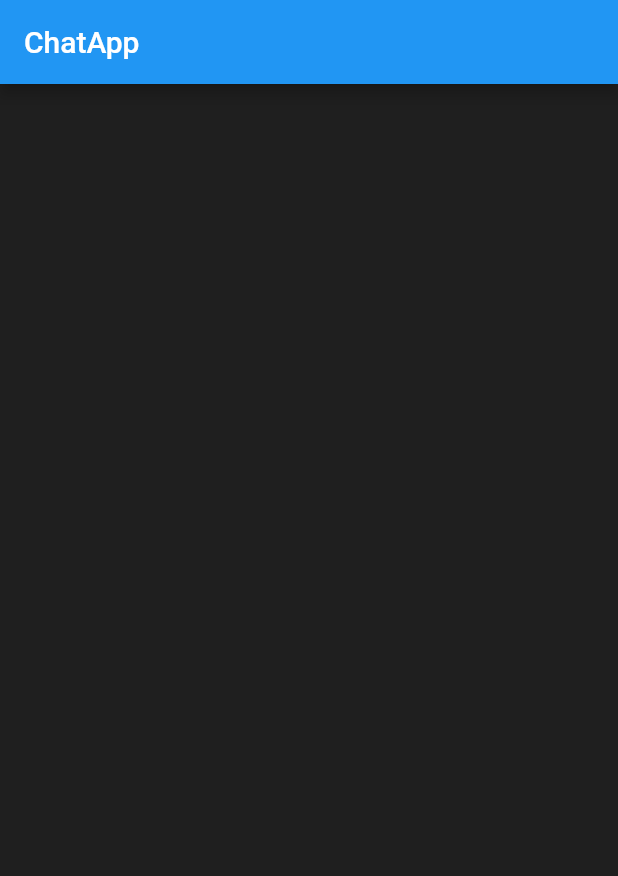
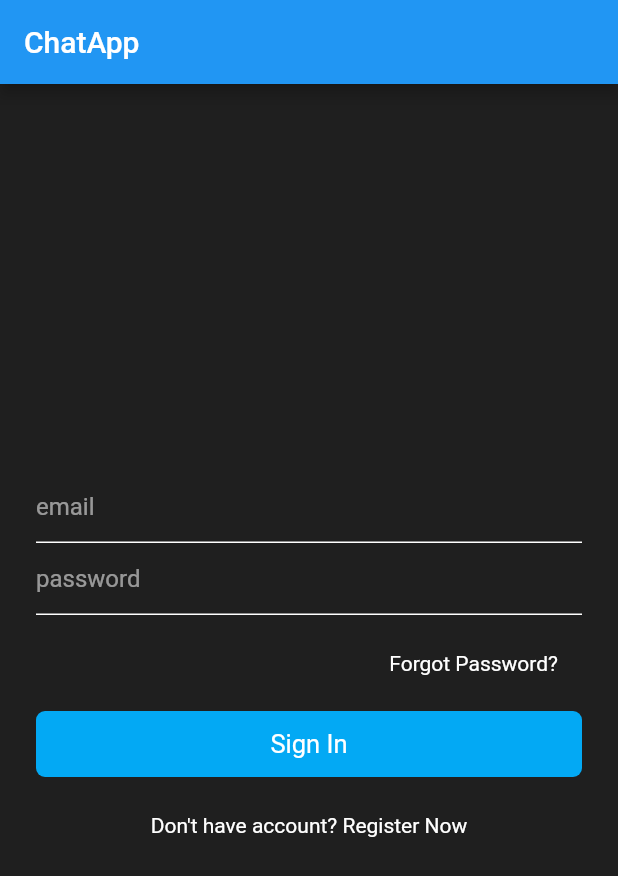
Before and after one commit to anthonycedeno/flutter-chat-app, a Flutter app: the screen it shows after launch, on a phone screen of 412 x 824 dp. Shown: the top 876 px of the screen. Run offline on Flutter 3.47's test engine with Material 2 defaults, Android fonts, the phone set to English and light mode, and no system bars.

```diff
--- a/lib/views/sign_in.dart
+++ b/lib/views/sign_in.dart
@@ -1,4 +1,7 @@
 import 'package:flutter/material.dart';
+
+import '../widgets/textfieldwidget.dart';
+import '../widgets/custombuttonwidget.dart';
 
 class SignIn extends StatefulWidget {
   @override
@@ -8,10 +11,67 @@ class SignIn extends StatefulWidget {
 class _SignInState extends State<SignIn> {
   @override
   Widget build(BuildContext context) {
+    double width = MediaQuery.of(context).size.width;
+    double height = MediaQuery.of(context).size.height;
+
     return Scaffold(
       appBar: AppBar(
         title: Text('ChatApp'),
       ),
+      body: Container(
+        padding: EdgeInsets.symmetric(
+          horizontal: 24.0,
+        ),
+        child: Column(
+          mainAxisAlignment: MainAxisAlignment.center,
+          crossAxisAlignment: CrossAxisAlignment.stretch,
+          children: [
+            TextFieldWidget(
+              hintText: 'email',
+              textType: TextInputType.emailAddress,
+            ),
+            TextFieldWidget(
+              hintText: 'password',
+              obscureText: true,
+            ),
+            SizedBox(
+              height: 16.0,
+            ),
+            Container(
+              alignment: Alignment.centerRight,
+              padding: EdgeInsets.symmetric(
+                horizontal: 16.0,
+                vertical: 8.0,
+              ),
+              child: Text(
+                'Forgot Password?',
+                style: TextStyle(color: Colors.white),
+              ),
+            ),
+            SizedBox(
+              height: 16.0,
+            ),
+            CustomButton(
+              function: () {},
+              text: 'Sign In',
+            ),
+            SizedBox(
+              height: 16.0,
+            ),
+            Container(
+              alignment: Alignment.center,
+              padding: EdgeInsets.symmetric(
+                horizontal: 16.0,
+                vertical: 8.0,
+              ),
+              child: Text(
+                'Don\'t have account? Register Now',
+                style: TextStyle(color: Colors.white),
+              ),
+            ),
+          ],
+        ),
+      ),
     );
   }
 }
--- /dev/null
+++ b/lib/widgets/custombuttonwidget.dart
@@ -0,0 +1,41 @@
+import 'package:flutter/material.dart';
+
+class CustomButton extends StatelessWidget {
+  final Function function;
+  final String text;
+  final MaterialColor color;
+  final double borderRadius;
+  final double paddingVertical;
+  final double paddingHorizontal;
+
+  CustomButton({
+    @required this.function,
+    @required this.text,
+    this.color = Colors.lightBlue,
+    this.borderRadius = 6.0,
+    this.paddingHorizontal = 0.0,
+    this.paddingVertical = 12.0,
+  });
+
+  @override
+  Widget build(BuildContext context) {
+    return GestureDetector(
+      onTap: function,
+      child: Container(
+        decoration: BoxDecoration(
+          color: color,
+          borderRadius: BorderRadius.circular(borderRadius),
+        ),
+        padding: EdgeInsets.symmetric(
+          horizontal: paddingHorizontal,
+          vertical: paddingVertical,
+        ),
+        alignment: Alignment.center,
+        child: Text(
+          text,
+          style: TextStyle(color: Colors.white, fontSize: 17),
+        ),
+      ),
+    );
+  }
+}
--- /dev/null
+++ b/lib/widgets/textfieldwidget.dart
@@ -0,0 +1,40 @@
+import 'package:flutter/material.dart';
+
+class TextFieldWidget extends StatelessWidget {
+  final String hintText;
+  final TextInputType textType;
+  final obscureText;
+
+  TextFieldWidget({
+    @required this.hintText,
+    this.textType,
+    this.obscureText = false,
+  });
+
+  @override
+  Widget build(BuildContext context) {
+    return TextField(
+      obscureText: obscureText,
+      keyboardType: textType,
+      style: TextStyle(
+        color: Colors.white,
+      ),
+      decoration: InputDecoration(
+        hintText: hintText,
+        hintStyle: TextStyle(
+          color: Colors.white54,
+        ),
+        focusedBorder: UnderlineInputBorder(
+          borderSide: BorderSide(
+            color: Colors.white,
+          ),
+        ),
+        enabledBorder: UnderlineInputBorder(
+          borderSide: BorderSide(
+            color: Colors.white,
+          ),
+        ),
+      ),
+    );
+  }
+}
```
Also changed, not shown: lib/views/sign_up.dart (+72 -0 lines).
